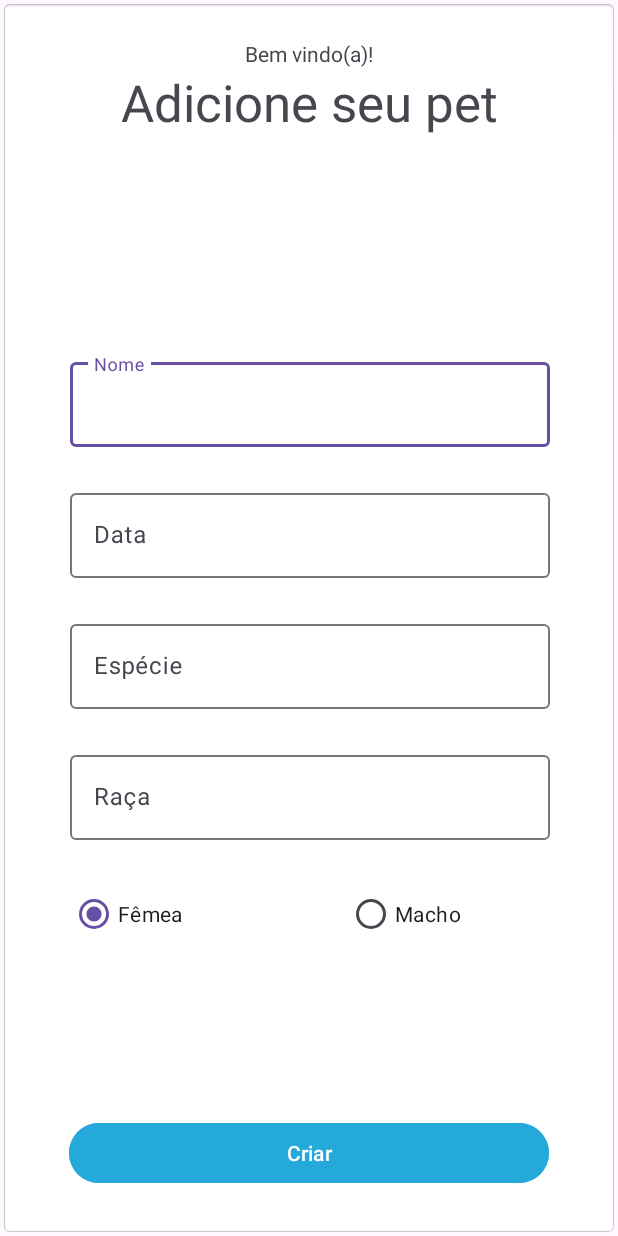
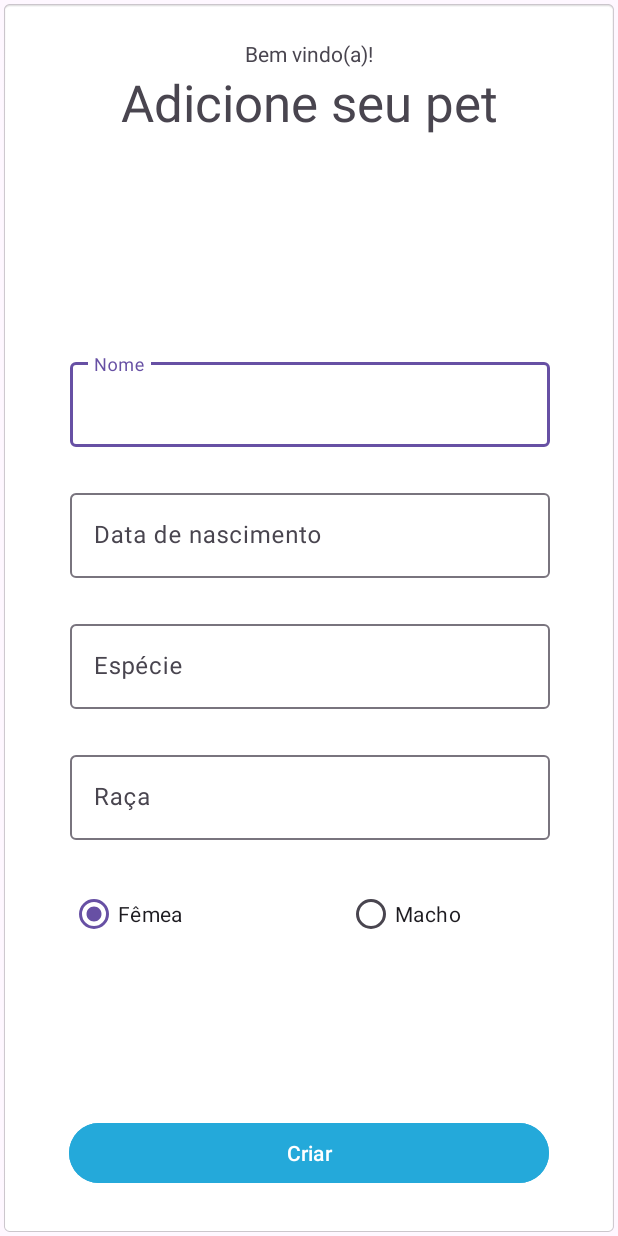
Before and after one commit to guifrancisco/topets, an Android app: the AddPetActivity screen opened directly, with no data from a screen before it, on a phone screen of 412 x 824 dp. Run offline under Robolectric (Android 15) with nearby library versions, the phone set to English and light mode, and no system bars.

Commit message:
Adicionar recursos de string.

```diff
--- a/app/src/main/res/layout/activity_add_pet.xml
+++ b/app/src/main/res/layout/activity_add_pet.xml
@@ -68,7 +68,7 @@
             android:layout_width="match_parent"
             android:layout_height="wrap_content"
             android:layout_marginTop="25dp"
-            android:hint="Data">
+            android:hint="@string/birth_date">
 
             <com.google.android.material.textfield.TextInputEditText
                 android:id="@+id/inputAddPetData"
@@ -125,7 +125,7 @@
                 android:layout_height="wrap_content"
                 android:layout_marginEnd="50sp"
                 android:checked="true"
-                android:text="Fêmea"
+                android:text="@string/female"
                 android:layout_weight="1"
                 />
 
@@ -133,7 +133,7 @@
                 android:id="@+id/petGenderMale"
                 android:layout_width="wrap_content"
                 android:layout_height="wrap_content"
-                android:text="Macho"
+                android:text="@string/male"
                 android:layout_weight="1"
                 />
         </RadioGroup>
@@ -147,7 +147,7 @@
         android:layout_height="wrap_content"
         android:layout_marginBottom="25dp"
         android:backgroundTint="#24A9DA"
-        android:text="Criar"
+        android:text="@string/create"
         app:layout_constraintBottom_toBottomOf="parent"
         app:layout_constraintEnd_toEndOf="parent"
         app:layout_constraintHorizontal_bias="0.5"
--- a/app/src/main/res/values/strings.xml
+++ b/app/src/main/res/values/strings.xml
@@ -14,4 +14,11 @@
     <string name="pet_sex">Sexo</string>
 
     <string name="choose_date">Escolher data</string>
+
+    <string name="birth_date">Data de nascimento</string>
+
+    <string name="create">Criar</string>
+
+    <string name="female">Fêmea</string>
+    <string name="male">Macho</string>
 </resources>
```
